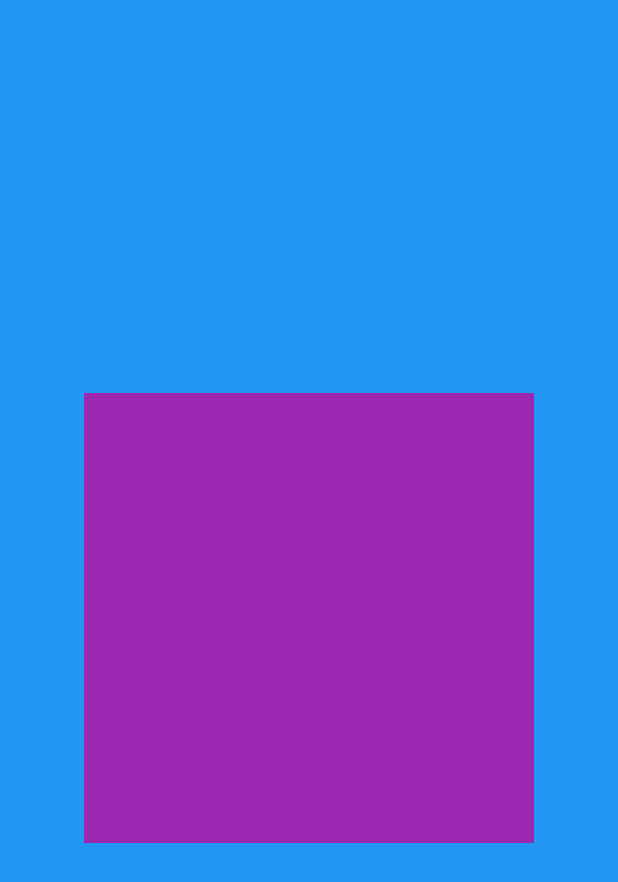
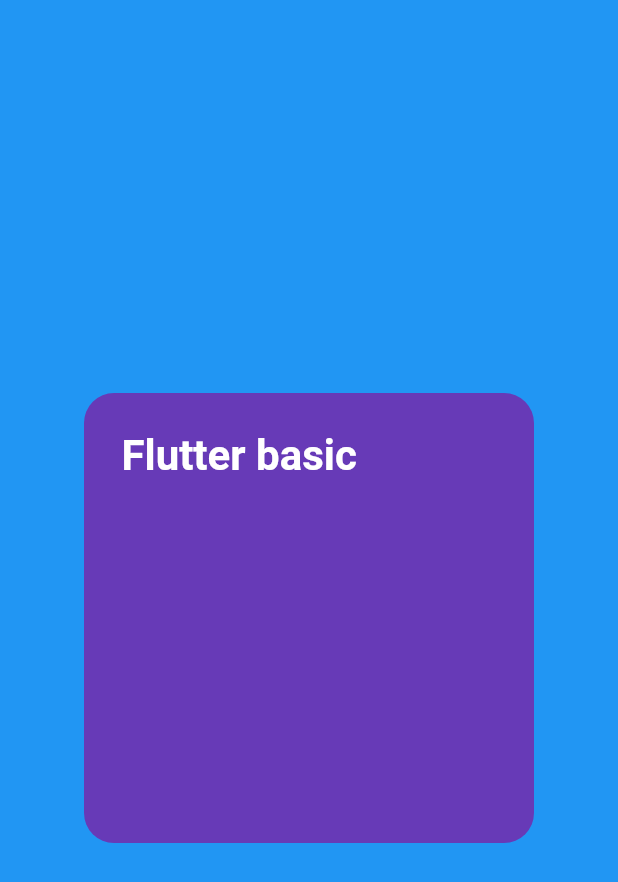
Before and after one commit to VihagaYohan/Flutter-basic, a Flutter app: the screen it shows after launch, on a phone screen of 412 x 824 dp. Shown: the top 882 px of the screen. Run offline on Flutter 3.47's test engine with Material 2 defaults, Android fonts, the phone set to English and light mode, and no system bars.

Commit message:
Widget - Text

```diff
--- a/lib/main.dart
+++ b/lib/main.dart
@@ -15,7 +15,20 @@ class MyApp extends StatelessWidget {
       home: Scaffold(
           backgroundColor: Colors.blue,
           body: Center(
-              child: Container(height: 300, width: 300, color: Colors.purple))),
+              child: Container(
+                  height: 300,
+                  width: 300,
+                  decoration: BoxDecoration(
+                      color: Colors.deepPurple,
+                      borderRadius: BorderRadius.circular(20)),
+                  padding: const EdgeInsets.all(25),
+                  child: const Text(
+                    "Flutter basic",
+                    style: TextStyle(
+                        color: Colors.white,
+                        fontSize: 28,
+                        fontWeight: FontWeight.bold),
+                  )))),
     );
   }
 }
```
